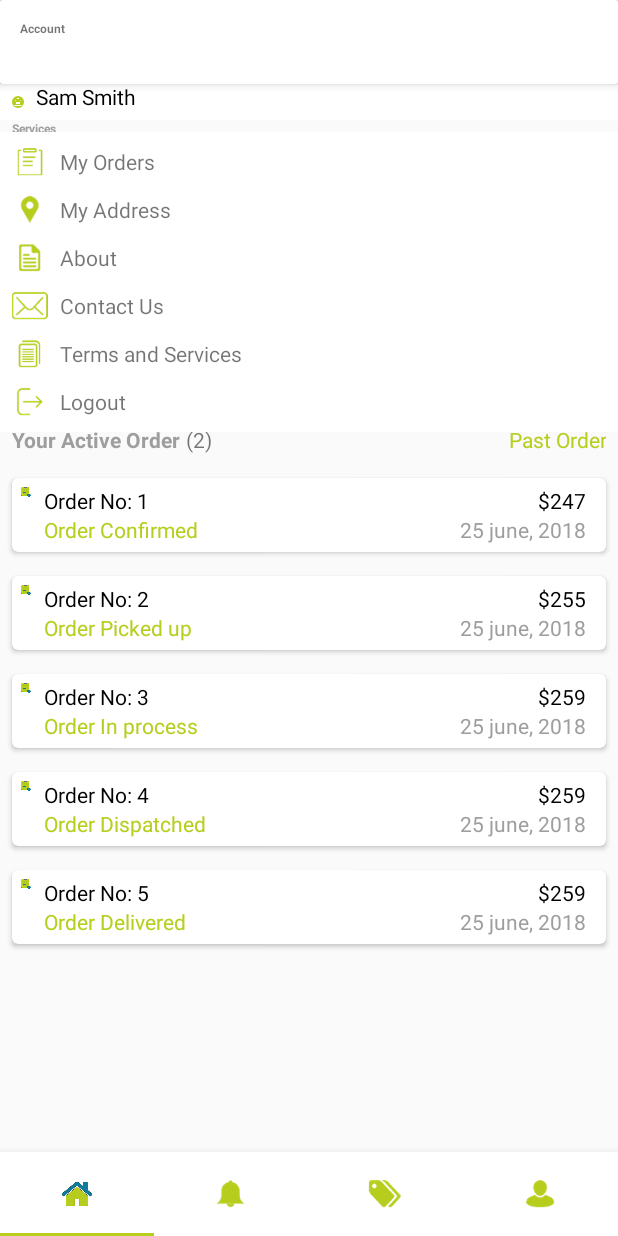
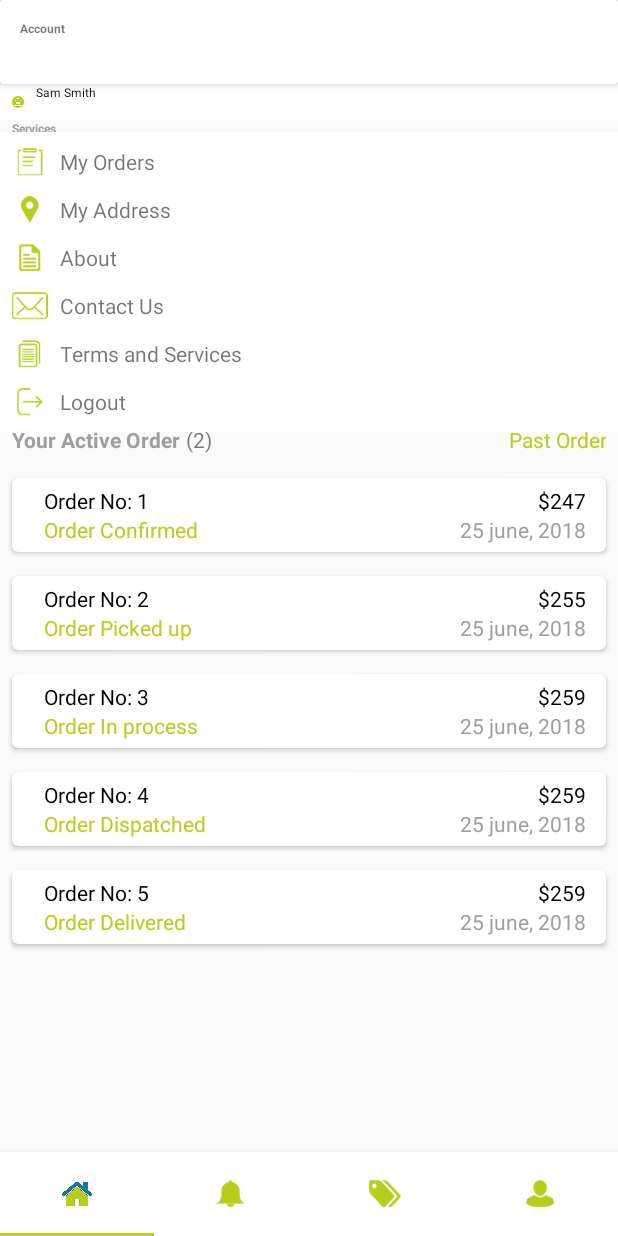
Before and after one commit to rimonrpallan3/Laundary, an Android app: the fragment ProfilePage placed in its activity, on a phone screen of 412 x 824 dp. Run offline under Robolectric (Android 15) with nearby library versions, the phone set to English and light mode, and no system bars; our stand-ins replace CircleImageView; libraries missing offline, so code that uses them is left out: com.yarolegovich.discretescrollview, net.steamcrafted.materialiconlib; pictures from the network do not load; 6 statements that could not run were skipped.

Commit message:
Over All chnage ...

```diff
--- a/app/src/main/java/com/voyager/laundry/fragment/homepage/adapter/RecyclerViewHorizontalListAdapter.java
+++ b/app/src/main/java/com/voyager/laundry/fragment/homepage/adapter/RecyclerViewHorizontalListAdapter.java
@@ -9,8 +9,6 @@ import android.widget.ImageView;
 import android.widget.TextView;
 import android.widget.Toast;
 
-import com.squareup.picasso.MemoryPolicy;
-import com.squareup.picasso.Picasso;
 import com.voyager.laundry.R;
 import com.voyager.laundry.fragment.homepage.model.ServiceItems;
 
--- a/app/src/main/java/com/voyager/laundry/fragment/homepage/model/ServiceItems.java
+++ b/app/src/main/java/com/voyager/laundry/fragment/homepage/model/ServiceItems.java
@@ -2,10 +2,6 @@ package com.voyager.laundry.fragment.homepage.model;
 
 import android.os.Parcel;
 import android.os.Parcelable;
-import android.widget.ImageView;
-import android.widget.TextView;
-
-import net.steamcrafted.materialiconlib.MaterialDrawableBuilder;
 
 /**
  * Created by User on 22-Nov-18.
--- a/app/src/main/res/layout/content_order_list.xml
+++ b/app/src/main/res/layout/content_order_list.xml
@@ -19,12 +19,43 @@
         android:background="@color/white"
         android:orientation="horizontal">
 
-
-        <ImageView
-            android:id="@+id/ivOrder"
+        <LinearLayout
             android:layout_width="@dimen/_80"
             android:layout_height="@dimen/_80"
-            android:layout_marginRight="@dimen/_15" />
+            android:orientation="vertical"
+            android:layout_marginRight="@dimen/_15">
+
+            <FrameLayout
+                android:id="@+id/frame_image"
+                android:layout_width="match_parent"
+                android:layout_height="match_parent"
+                android:layout_gravity="center"
+                android:layout_marginTop="@dimen/_08"
+                android:layout_marginLeft="@dimen/_12">
+
+
+
+                <com.voyager.laundry.costom.CircleImageView
+                    xmlns:app="http://schemas.android.com/apk/res-auto"
+                    android:id="@+id/civOrder"
+                    android:layout_width="@dimen/_80"
+                    android:layout_height="@dimen/_80"
+                    android:layout_gravity="center"
+                    android:src="@android:drawable/dialog_holo_dark_frame"
+                    app:civ_border="true"
+                    app:civ_border_color="@color/colorPrimary"
+                    app:civ_border_width="2dp" />
+                <ImageView
+                    android:id="@+id/ivOrder"
+                    android:layout_width="@dimen/_70"
+                    android:layout_height="@dimen/_70"
+                    android:layout_marginRight="@dimen/_15" />
+
+            </FrameLayout>
+
+
+        </LinearLayout>
+
 
         <LinearLayout
             android:layout_width="wrap_content"
--- a/app/src/main/res/layout/fragment_profile.xml
+++ b/app/src/main/res/layout/fragment_profile.xml
@@ -63,12 +63,13 @@
                                 android:layout_width="wrap_content"
                                 android:layout_height="wrap_content"
                                 android:textColor="@color/black"
+                                android:textSize="@dimen/_20"
                                 android:text="Sam Smith"/>
 
                             <TextView
                                 android:layout_width="wrap_content"
                                 android:layout_height="wrap_content"
-                                android:layout_marginTop="@dimen/_10"
+                                android:layout_marginTop="@dimen/_04"
                                 android:textColor="@color/text_color_hl"
                                 android:text="View profile" />
 
```
